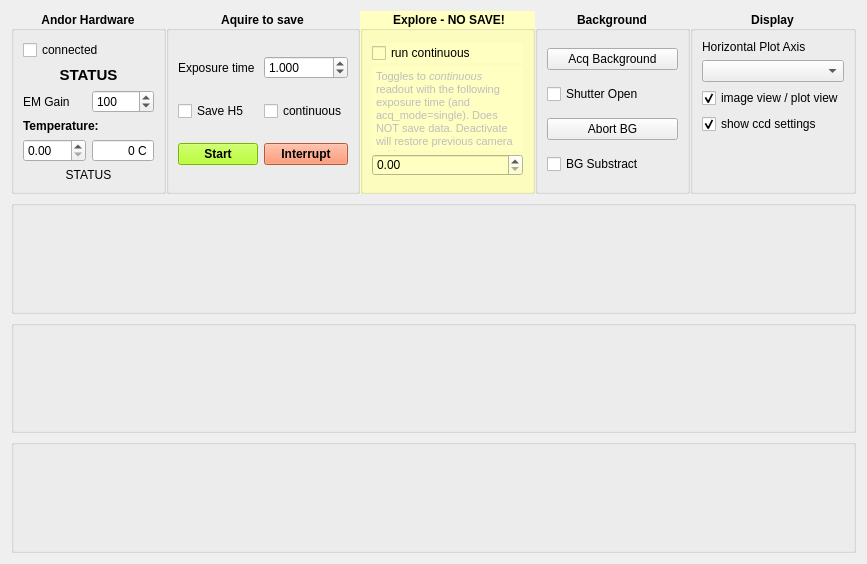
Above: andor_ccd_readout.ui from ScopeFoundry/HW_andor_camera before the change. Below: the same form after it.
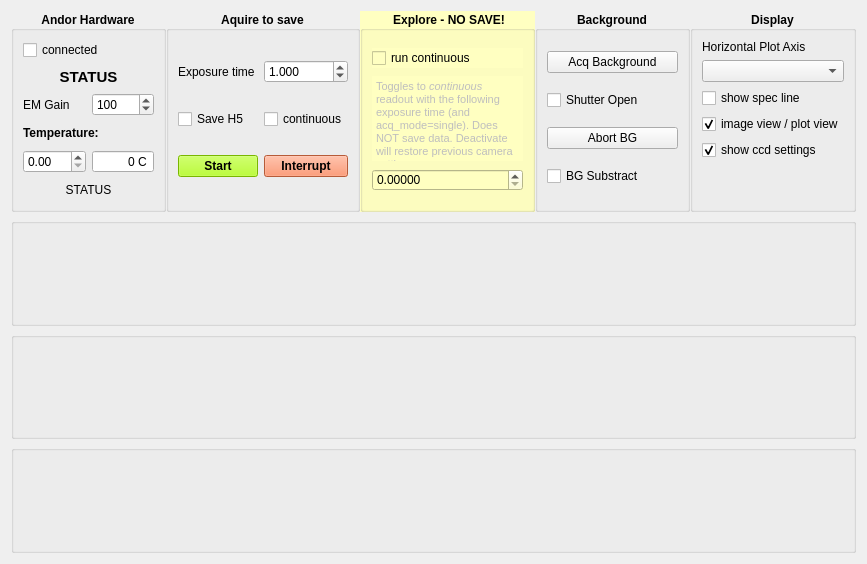
That is the form after the change.

Commit message: [andor_ccd_readout] infinite_line (measure spec line) can now be removed (removed on start-up).

What changed in the file:
```diff
--- a/andor_ccd_readout.ui
+++ b/andor_ccd_readout.ui
@@ -842,6 +842,9 @@
              <bold>false</bold>
             </font>
            </property>
+           <property name="decimals">
+            <number>5</number>
+           </property>
           </widget>
          </item>
         </layout>
@@ -963,7 +966,7 @@
            </property>
           </widget>
          </item>
-         <item row="6" column="0">
+         <item row="7" column="0">
           <widget class="QCheckBox" name="image_view_checkBox">
            <property name="font">
             <font>
@@ -979,17 +982,33 @@
            </property>
           </widget>
          </item>
-         <item row="5" column="0">
-          <widget class="QComboBox" name="wl_calib_comboBox">
-           <property name="font">
-            <font>
-             <weight>50</weight>
-             <bold>false</bold>
-            </font>
-           </property>
-          </widget>
-         </item>
          <item row="8" column="0">
+          <widget class="QCheckBox" name="show_ccd_settings_checkBox">
+           <property name="font">
+            <font>
+             <weight>50</weight>
+             <bold>false</bold>
+            </font>
+           </property>
+           <property name="text">
+            <string>show ccd settings</string>
+           </property>
+           <property name="checked">
+            <bool>true</bool>
+           </property>
+          </widget>
+         </item>
+         <item row="5" column="0">
+          <widget class="QComboBox" name="wl_calib_comboBox">
+           <property name="font">
+            <font>
+             <weight>50</weight>
+             <bold>false</bold>
+            </font>
+           </property>
+          </widget>
+         </item>
+         <item row="9" column="0">
           <spacer name="verticalSpacer">
            <property name="orientation">
             <enum>Qt::Vertical</enum>
@@ -1002,8 +1021,8 @@
            </property>
           </spacer>
          </item>
-         <item row="7" column="0">
-          <widget class="QCheckBox" name="show_ccd_settings_checkBox">
+         <item row="6" column="0">
+          <widget class="QCheckBox" name="show_spec_line_checkBox">
            <property name="font">
             <font>
              <weight>50</weight>
@@ -1011,10 +1030,7 @@
             </font>
            </property>
            <property name="text">
-            <string>show ccd settings</string>
-           </property>
-           <property name="checked">
-            <bool>true</bool>
+            <string>show spec line</string>
            </property>
           </widget>
          </item>
```
The commit also changes 1 other file.
